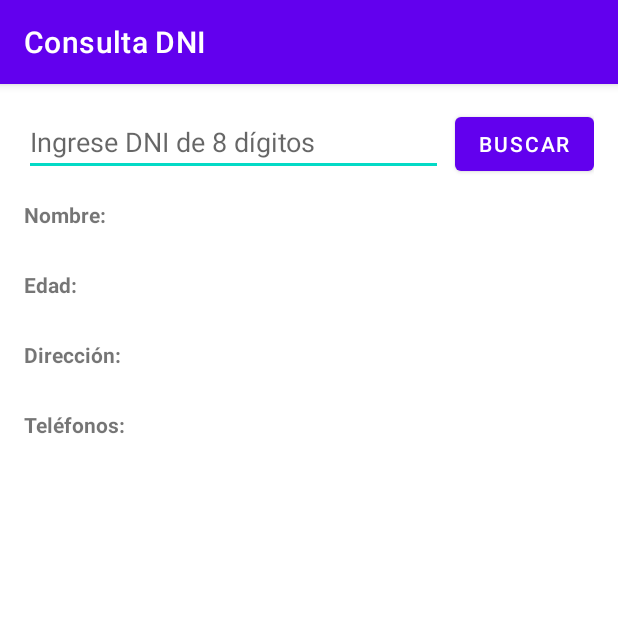
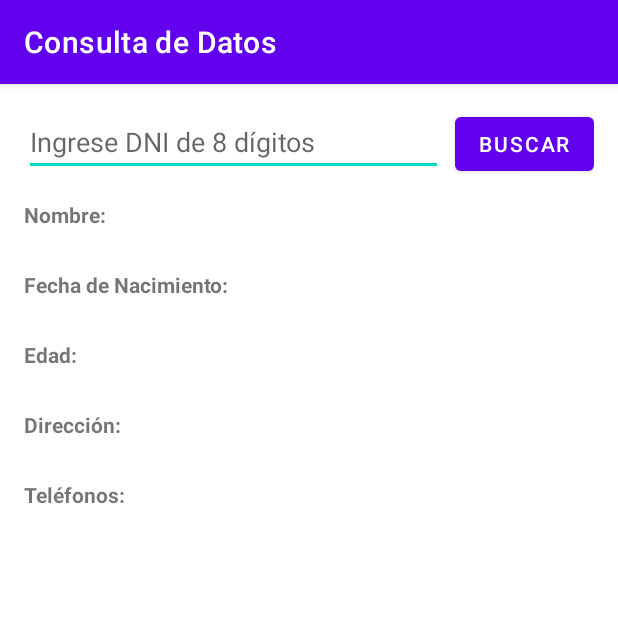
Before and after one commit to DarikPK/MovileCheck, an Android app: the screen it shows after launch (MainActivity), on a phone screen of 412 x 824 dp, the top half of it. Run offline under Robolectric (Android 15) with nearby library versions, the phone set to English and light mode, and no system bars.

Commit message:
feat: Add birth date and rename app
This commit implements two user-requested changes:

1.  **Rename App:** The application name has been changed from "Consulta DNI" to "Consulta de Datos" in `strings.xml`.
2.  **Add Birth Date:**
    - The UI layout (`activity_main.xml`) has been updated to include a field for the date of birth.
    - The JavaScript extraction logic in `MainActivity.kt` now scrapes the birth date from the results table.
    - The UI update logic now displays the fetched birth date.

```diff
--- a/app/src/main/res/layout/activity_main.xml
+++ b/app/src/main/res/layout/activity_main.xml
@@ -66,6 +66,21 @@
                 tools:text="Juan Perez"/>
 
             <TextView
+                android:id="@+id/labelBirthdate"
+                android:layout_width="wrap_content"
+                android:layout_height="wrap_content"
+                android:text="@string/result_label_birthdate"
+                android:textStyle="bold"
+                android:layout_marginTop="8dp"/>
+
+            <TextView
+                android:id="@+id/textBirthdate"
+                android:layout_width="match_parent"
+                android:layout_height="wrap_content"
+                android:layout_marginStart="8dp"
+                tools:text="1990-01-01"/>
+
+            <TextView
                 android:id="@+id/labelAge"
                 android:layout_width="wrap_content"
                 android:layout_height="wrap_content"
--- a/app/src/main/res/values/strings.xml
+++ b/app/src/main/res/values/strings.xml
@@ -1,5 +1,6 @@
 <resources>
-    <string name="app_name">Consulta DNI</string>
+    <string name="app_name">Consulta de Datos</string>
+    <string name="result_label_birthdate">Fecha de Nacimiento:</string>
     <string name="dni_hint">Ingrese DNI de 8 dígitos</string>
     <string name="search_button">Buscar</string>
     <string name="result_label_name">Nombre:</string>
```
Also changed, not shown: app/src/main/java/com/example/consultadni/MainActivity.kt (+7 -4 lines).
